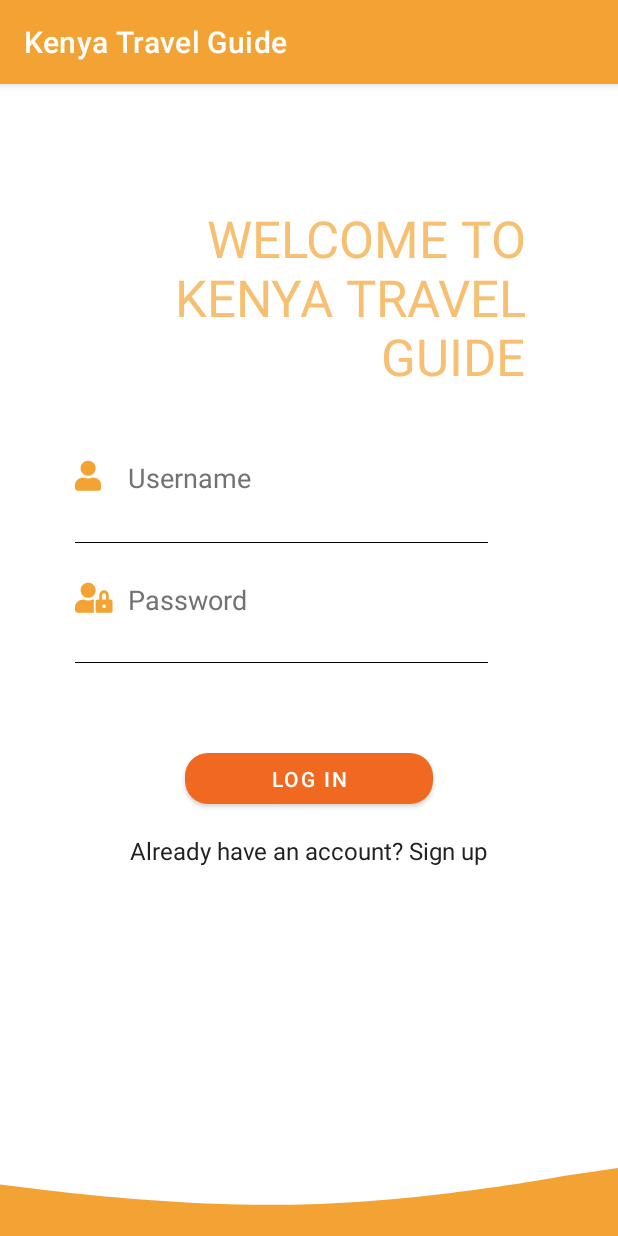
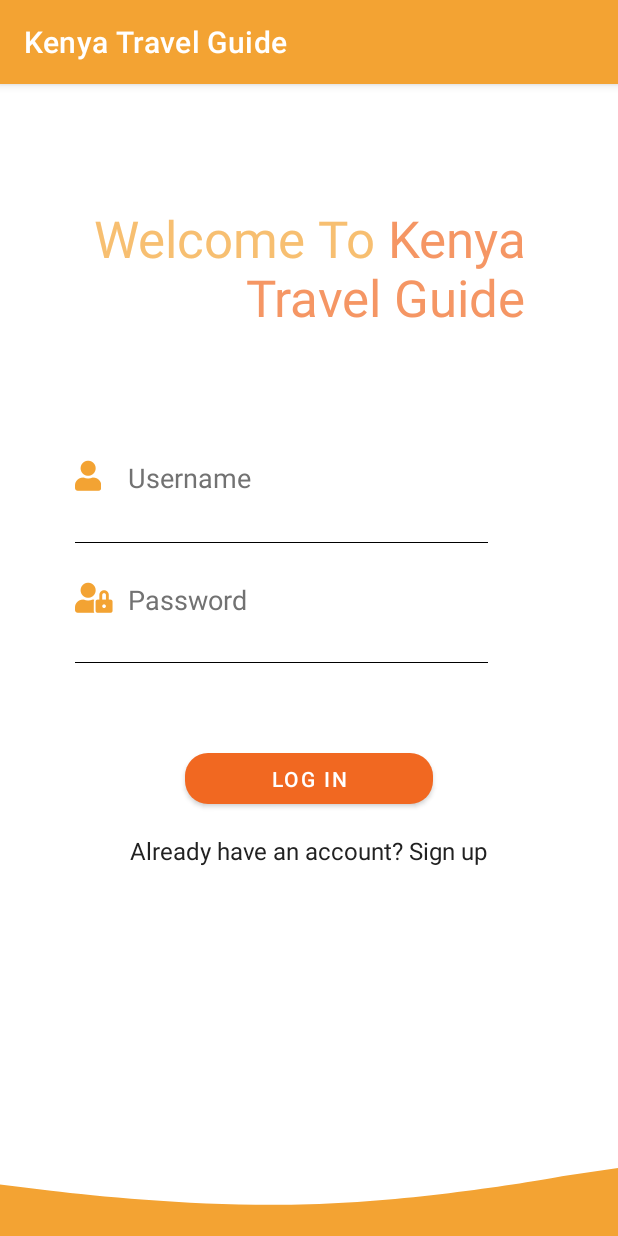
Before and after one commit to EmmanuelaJoy/travel-guide, an Android app: the LoginActivity screen opened directly, with no data from a screen before it, on a phone screen of 412 x 824 dp. Run offline under Robolectric (Android 15) with nearby library versions, the phone set to English and light mode, and no system bars; Roboto replaces fonts that are not available here.

Commit message:
modify title color schemes in login.xml

```diff
--- a/app/src/main/java/com/moringaschool/kenyatravelguide/LoginActivity.java
+++ b/app/src/main/java/com/moringaschool/kenyatravelguide/LoginActivity.java
@@ -3,18 +3,22 @@ package com.moringaschool.kenyatravelguide;
 import android.content.Intent;
 import android.graphics.Typeface;
 import android.os.Bundle;
+import android.text.Html;
 import android.view.View;
 import android.widget.Button;
+import android.widget.TextView;
 
 import androidx.appcompat.app.AppCompatActivity;
 
 public class LoginActivity extends AppCompatActivity {
     private Button mLoginButton;
+    private TextView mWelcomeMessage;
 
     @Override
     protected void onCreate(Bundle savedInstanceState) {
         super.onCreate(savedInstanceState);
         setContentView(R.layout.login);
+        mWelcomeMessage = findViewById(R.id.welcomeMessage);
         mLoginButton = (Button)findViewById(R.id.login);
         mLoginButton.setOnClickListener(new View.OnClickListener() {
             @Override
@@ -22,5 +26,7 @@ public class LoginActivity extends AppCompatActivity {
 
             }
         });
+        String text = "<font color=#F3A333>Welcome To</font> <font color=#F16821>Kenya Travel Guide</font>";
+        mWelcomeMessage.setText(Html.fromHtml(text));
     }
 }
--- a/app/src/main/res/layout/signup.xml
+++ b/app/src/main/res/layout/signup.xml
@@ -143,7 +143,7 @@
         android:layout_marginTop="520dp"
         android:text="Already have an account? Log In"
         android:textColor="@color/colorPrimaryText"
-        android:textSize="15sp"
+        android:textSize="16sp"
         app:fontFamily="@font/prompt" />
 
     <View
```
